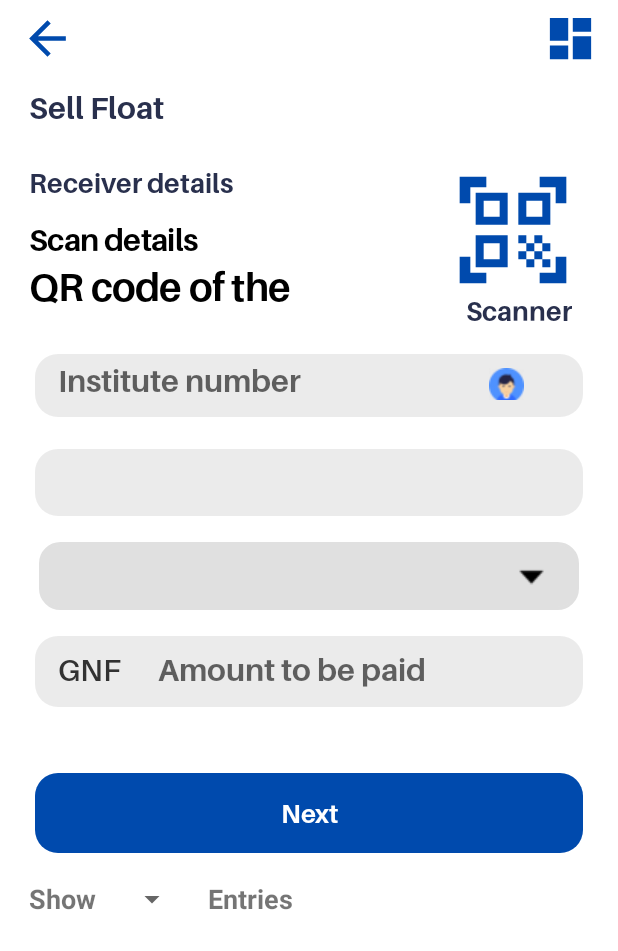
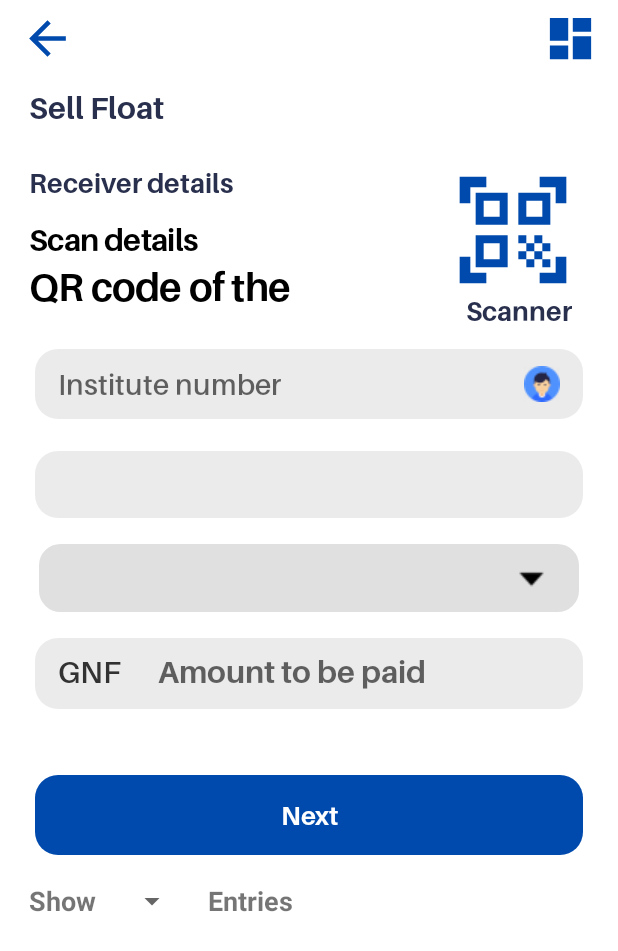
Before and after one commit to SHARIQQUE/CashMoov_agent, an Android app: the layout sellfloat.xml on its own in the app's theme, with its tools: preview values and no code run, on a phone screen of 412 x 824 dp. Shown: the top 951 px of the screen. Run offline under Robolectric (Android 15) with nearby library versions, the light colour scheme and no system bars.

Commit message:
bugs fix (06-08-2022)

```diff
--- a/app/src/main/java/com/agent/cashmoovui/adapter/SellFloatAdapterRecycle.java
+++ b/app/src/main/java/com/agent/cashmoovui/adapter/SellFloatAdapterRecycle.java
@@ -98,7 +98,7 @@ public class SellFloatAdapterRecycle extends RecyclerView.Adapter<SellFloatAdapt
                String status=arrayList_modalUserData.get(i).getSellFloat_status();
                 String MSSDN=arrayList_modalUserData.get(i).getSellFloat_desWalletOwnerNumber();
 
-                System.out.println("get fee"+fee_str);
+                System.out.println("get fee"+arrayList_modalUserData);
 
                 transationDetails ="|"+srcWalletOwnerCode+"|"+desWalletOwnerCode
                         +"|"+srcWalletOwnerName+"|"+desWalletOwnerName+"|"+currenyName
--- a/app/src/main/java/com/agent/cashmoovui/cashout/CashOutAgent.java
+++ b/app/src/main/java/com/agent/cashmoovui/cashout/CashOutAgent.java
@@ -1287,7 +1287,7 @@ public class CashOutAgent extends AppCompatActivity implements View.OnClickListe
                         JSONObject exchangeRate = jsonObject.getJSONObject("exchangeRate");
 
                         fees_amount = exchangeRate.getString("fee");
-                        rp_tv_fees_reveiewPage.setText(currencySymbol_sender+" "  + fees_amount);
+                        rp_tv_fees_reveiewPage.setText(currencySymbol_sender+" "  + MyApplication.addDecimal(fees_amount));
 
                         //  credit_amount=exchangeRate.getString("currencyValue");
 
@@ -1488,7 +1488,7 @@ public class CashOutAgent extends AppCompatActivity implements View.OnClickListe
 
             jsonObject.put("transTypeCode","100001");
            // jsonObject.put("transTypeCode","101813");
-            jsonObject.put("subscriberWalletOwnerCode",USERCODE);
+            jsonObject.put("subscriberWalletOwnerCode",walletOwnerCode_subs);
 
 
             API.POST_GET_OTP("ewallet/api/v1/otp",jsonObject,new Api_Responce_Handler() {
--- a/app/src/main/java/com/agent/cashmoovui/transfer_float/TransferFloats.java
+++ b/app/src/main/java/com/agent/cashmoovui/transfer_float/TransferFloats.java
@@ -1339,12 +1339,12 @@ public class TransferFloats extends AppCompatActivity implements View.OnClickLis
                             receiptPage_tv_stransactionType.setText(" TRANSFER FLOAT");
                             receiptPage_tv_transactionAmount.setText(currencySymbol_receiver+" " +MyApplication.addDecimal(amountstr));
                             receiptPage_tv_fee.setText(currencySymbol_receiver+" " +MyApplication.addDecimal(fees_amount));
-                            receiptPage_tv_financialtax.setText(currencySymbol_receiver+" " +tax_financial);
-                            receiptPage_tv_amount_to_be_charged.setText(currencySymbol_receiver+" " +totalAmount_str);
+                            receiptPage_tv_financialtax.setText(currencySymbol_receiver+" " +MyApplication.addDecimal(tax_financial));
+                            receiptPage_tv_amount_to_be_charged.setText(currencySymbol_receiver+" " +MyApplication.addDecimal(totalAmount_str));
 
                             receiptPage_tv_transaction_receiptNo.setText(jsonObject.getString("transactionId"));
                             receiptPage_tv_dateOfTransaction.setText(jsonObject.getString("responseTime"));
-                            receiptPage_tv_amount_to_be_credit.setText(currencySymbol_receiver+" " +amountstr);
+                            receiptPage_tv_amount_to_be_credit.setText(currencySymbol_receiver+" " +MyApplication.addDecimal(amountstr));
 
                             receiptPage_tv_sender_name.setText(agentName_from_walletOwner);
                             receiptPage_tv_sender_phoneNo.setText(MyApplication.getSaveString("USERNAME", TransferFloats.this));
--- a/app/src/main/res/layout/alert_dialogue_sellfloat.xml
+++ b/app/src/main/res/layout/alert_dialogue_sellfloat.xml
@@ -229,7 +229,7 @@
                 android:layout_width="0dp"
                 android:layout_weight=".5"
                 android:layout_height="wrap_content"
-                android:text="@string/receiverName_receiptPage_without_coln"
+                android:text="@string/receiver_msisdn"
                 android:textColor="#000"
                 android:layout_gravity="center_vertical"
                 android:textSize="@dimen/_12sdp"
@@ -269,7 +269,7 @@
                 android:layout_width="0dp"
                 android:layout_weight=".5"
                 android:layout_height="wrap_content"
-                android:text="@string/currency_Name"
+                android:text="Currency"
                 android:textColor="#000"
                 android:layout_gravity="center_vertical"
                 android:textSize="@dimen/_12sdp"
--- a/app/src/main/res/layout/sellfloat.xml
+++ b/app/src/main/res/layout/sellfloat.xml
@@ -145,44 +145,32 @@
 
 
 
-    <LinearLayout
-    android:layout_width="match_parent"
-    android:layout_height="50dp"
-    android:orientation="horizontal"
-    android:layout_marginTop="@dimen/_10sdp"
-    android:background="@drawable/btn_edittextname"
-    android:backgroundTint="@color/bgColorHint"
-    android:paddingLeft="@dimen/_15sdp"
-    android:paddingTop="@dimen/_10sdp"
-    android:paddingBottom="@dimen/_12sdp"
-    android:paddingEnd="@dimen/_15sdp"
-    android:layout_gravity="center_vertical">
-
-    <EditText
-        android:id="@+id/enterinstituteEdittext"
-        android:layout_width="match_parent"
-        android:layout_height="match_parent"
-        android:layout_weight="0.18"
-        android:inputType="numberDecimal"
-        android:lineSpacingExtra="10sp"
-        android:hint="Institute number"
-        android:maxLength="9"
-
-        android:background="@null"
-        android:fontFamily="@font/aileron_bold"
-        android:textColor="@color/textColorLBlack"
-        android:textSize="@dimen/_16sdp" />
-
-        <ImageView
-            android:id="@+id/contact"
-            android:layout_marginRight="@dimen/_10sdp"
-            android:layout_weight=".85"
-            android:layout_height="@dimen/_18sdp"
-            android:layout_width="match_parent"
-            android:src="@drawable/ic_contact"/>
-
-
-    </LinearLayout>
+
+
+
+        <EditText
+            android:id="@+id/enterinstituteEdittext"
+            android:layout_width="match_parent"
+            android:layout_height="wrap_content"
+            android:layout_marginTop="10dp"
+            android:background="@drawable/btn_edittextname"
+            android:backgroundTint="#999999"
+            android:inputType="number"
+            android:drawableRight="@drawable/ic_contact"
+            android:drawablePadding="@dimen/_10sdp"
+            android:lineSpacingExtra="10sp"
+            android:paddingLeft="@dimen/_15sdp"
+            android:paddingTop="@dimen/_12sdp"
+            android:paddingBottom="@dimen/_12sdp"
+            android:paddingEnd="@dimen/_15sdp"
+            android:hint="Institute number"
+            android:textColor="#323232"
+            android:textSize="@dimen/_15sdp"
+            android:fontFamily="@font/aileron_semibold" />
+
+
+
+
 
 
     <LinearLayout
--- a/app/src/main/res/layout/transfer_flaots.xml
+++ b/app/src/main/res/layout/transfer_flaots.xml
@@ -29,7 +29,7 @@
             android:layout_width="match_parent"
             android:orientation="vertical"
             android:layout_height="match_parent"
-            android:visibility="visible">
+            android:visibility="gone">
 
             <LinearLayout
                 android:layout_width="match_parent"
@@ -246,7 +246,7 @@
             android:layout_width="match_parent"
             android:orientation="vertical"
             android:layout_height="match_parent"
-            android:visibility="gone">
+            android:visibility="visible">
 
             <RelativeLayout
                 android:layout_width="match_parent"
@@ -356,6 +356,7 @@
                 android:layout_width="match_parent"
                 android:layout_height="wrap_content"
                 android:orientation="horizontal"
+                android:visibility="gone"
 
                 android:layout_gravity="center_vertical"
                 android:layout_marginTop="@dimen/_10sdp">
@@ -443,6 +444,7 @@
                 android:layout_width="match_parent"
                 android:layout_height="wrap_content"
                 android:orientation="horizontal"
+                android:visibility="gone"
 
                 android:layout_gravity="center_vertical"
                 android:layout_marginTop="@dimen/_10sdp">
```
Also changed, not shown: app/src/main/java/com/agent/cashmoovui/transfer_float/SellFloat.java (+69 -57 lines), app/src/main/res/layout/airtime_purchases.xml (+93 -78 lines).
